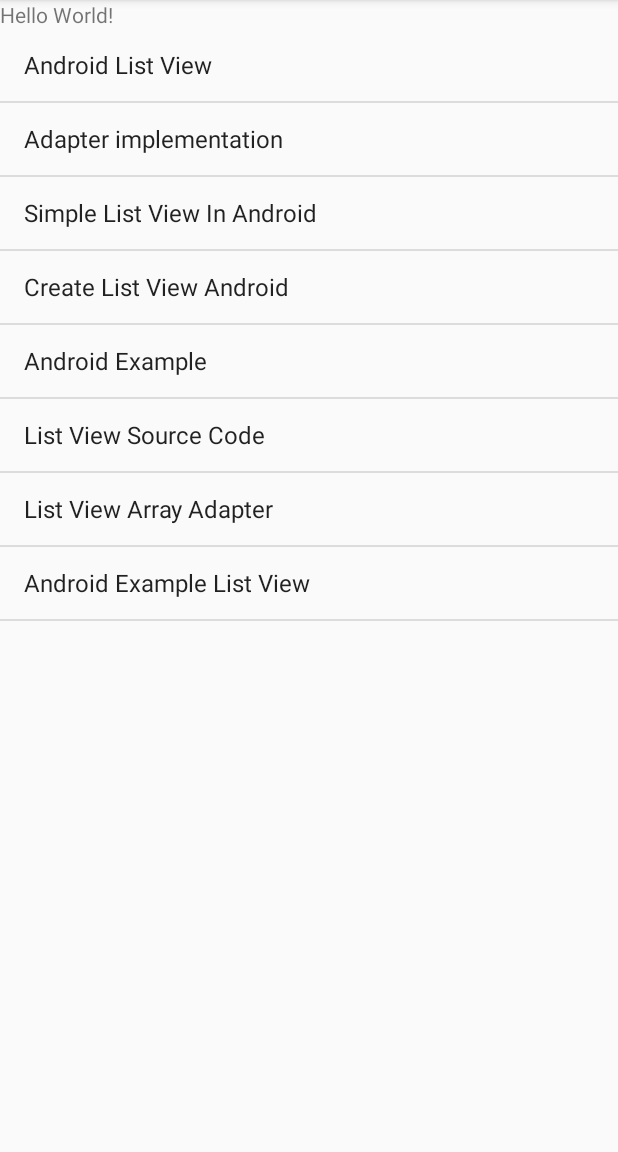
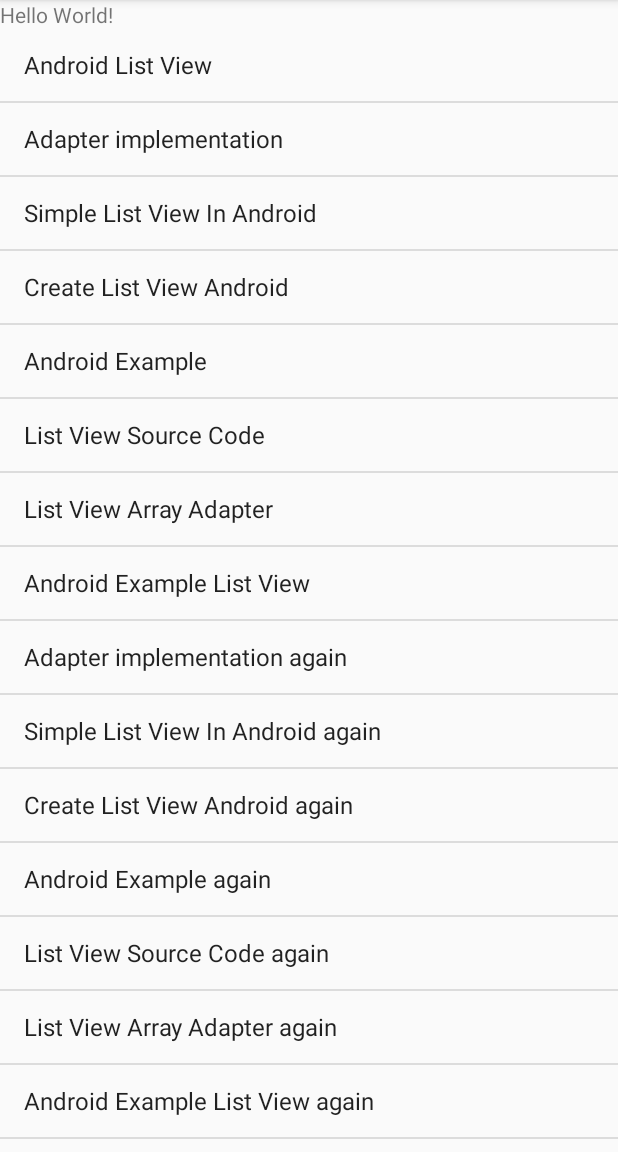
Before and after one commit to Deresius/DirectoryBrowser, an Android app: the screen it shows after launch (MainActivity), on a phone screen of 412 x 824 dp, the part 84-1236 px from its top. Run offline under Robolectric (Android 15) with nearby library versions, the phone set to English and light mode, and no system bars.

Commit message:
Added example listView population methods.

```diff
--- a/app/src/main/java/com/example/david/directorybrowser/MainActivity.java
+++ b/app/src/main/java/com/example/david/directorybrowser/MainActivity.java
@@ -32,7 +32,14 @@ public class MainActivity extends AppCompatActivity {
                 "Android Example",
                 "List View Source Code",
                 "List View Array Adapter",
-                "Android Example List View"
+                "Android Example List View",
+                "Adapter implementation again",
+                "Simple List View In Android again",
+                "Create List View Android again",
+                "Android Example again",
+                "List View Source Code again",
+                "List View Array Adapter again",
+                "Android Example List View again"
         };
 
         // Define a new Adapter
--- a/app/src/main/res/layout/activity_main.xml
+++ b/app/src/main/res/layout/activity_main.xml
@@ -19,6 +19,7 @@
     <ListView
         android:id="@+id/DirectoryListView"
         android:layout_width="match_parent"
-        android:layout_height="match_parent" />
+        android:layout_height="match_parent"
+        android:scrollbars="vertical" />
 
 </LinearLayout>
```
